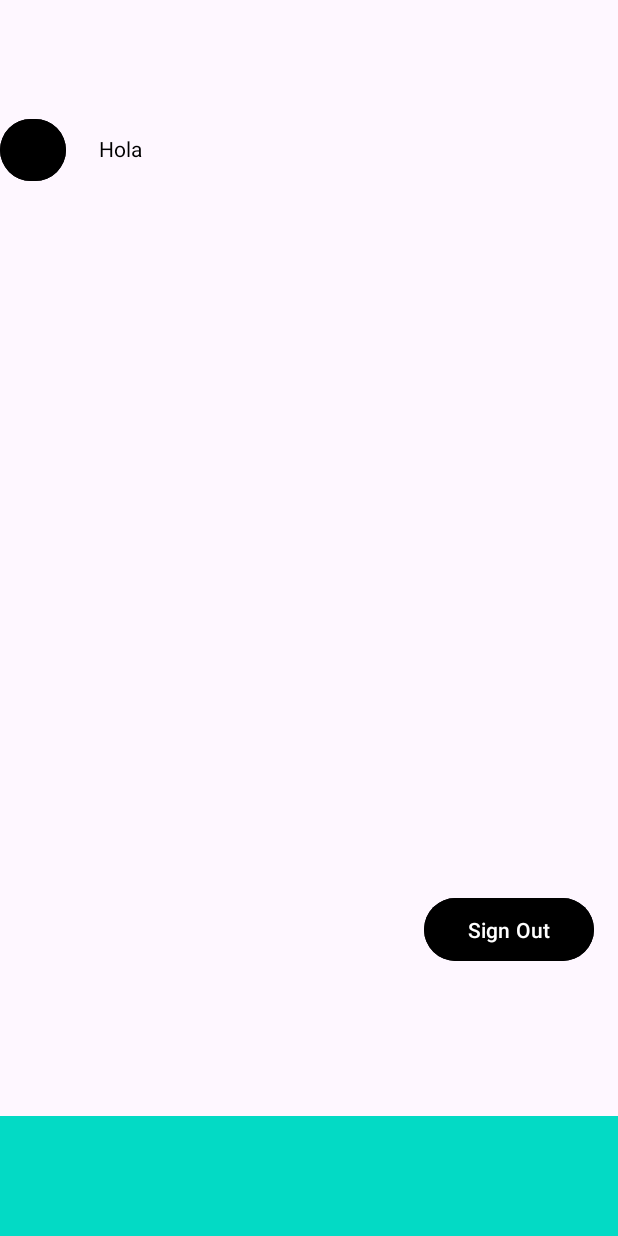
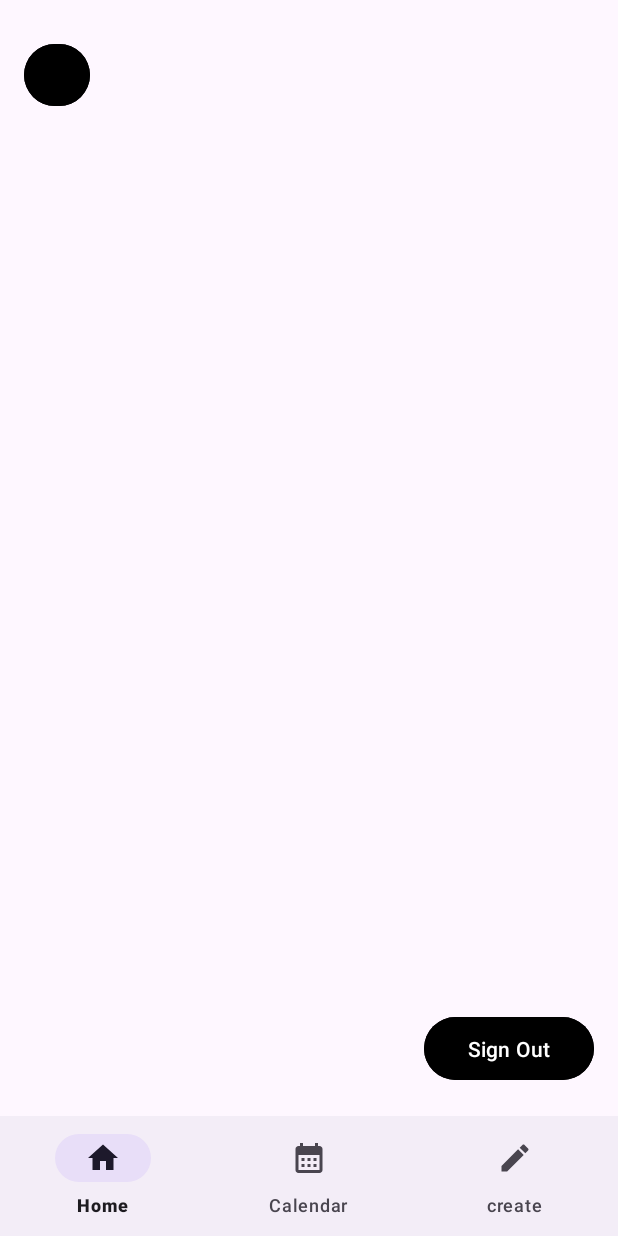
Before and after one commit to Luisw121/AndroidUf1LuisAlbertoFernandez, an Android app: the screen it shows after launch once a user with an empty profile is signed in (MainActivity), on a phone screen of 412 x 824 dp. Run offline under Robolectric (Android 15) with nearby library versions, the phone set to English and light mode, and no system bars; our stand-ins replace Firebase (no records; nobody signed in at launch, a user with empty details on screens opened directly).

Commit message:
last change

```diff
--- a/app/build.gradle
+++ b/app/build.gradle
@@ -27,6 +27,9 @@ android {
         sourceCompatibility JavaVersion.VERSION_1_8
         targetCompatibility JavaVersion.VERSION_1_8
     }
+    buildFeatures {
+        viewBinding true
+    }
 }
 
 dependencies {
--- a/app/src/main/AndroidManifest.xml
+++ b/app/src/main/AndroidManifest.xml
@@ -15,11 +15,11 @@
         <activity
             android:name=".MainActivity"
             android:exported="false"
-            android:screenOrientation="portrait"/>
+            android:screenOrientation="portrait" />
         <activity
             android:name=".SplashActivity"
-            android:theme="@style/Theme.Design.NoActionBar"
-            android:exported="true">
+            android:exported="true"
+            android:theme="@style/Theme.Design.NoActionBar">
             <intent-filter>
                 <action android:name="android.intent.action.MAIN" />
 
--- a/app/src/main/java/com/example/androiduf1luisalbertofernandez/MainActivity.java
+++ b/app/src/main/java/com/example/androiduf1luisalbertofernandez/MainActivity.java
@@ -6,11 +6,10 @@ import androidx.appcompat.app.AppCompatActivity;
 import android.os.Bundle;
 import android.view.MenuItem;
 
+import com.example.androiduf1luisalbertofernandez.databinding.ActivityMainBinding;
 import com.google.android.material.bottomnavigation.BottomNavigationView;
 
 public class MainActivity extends AppCompatActivity {
-
-
 
     @Override
     protected void onCreate(Bundle savedInstanceState) {
--- a/app/src/main/java/com/example/androiduf1luisalbertofernandez/SplashActivity.java
+++ b/app/src/main/java/com/example/androiduf1luisalbertofernandez/SplashActivity.java
@@ -2,13 +2,30 @@ package com.example.androiduf1luisalbertofernandez;
 
 import androidx.appcompat.app.AppCompatActivity;
 
+import android.annotation.SuppressLint;
 import android.content.Intent;
 import android.os.Bundle;
 import android.os.Handler;
 
 public class SplashActivity extends AppCompatActivity {
+    @Override
+    protected void onCreate(Bundle savedInstanceState) {
+        super.onCreate(savedInstanceState);
+        setContentView(R.layout.activity_splash);
 
-    @Override
+        new Handler().postDelayed(new Runnable() {
+            @Override
+            public void run() {
+                Intent intent = new Intent(SplashActivity.this, MainActivity.class);
+                startActivity(intent);
+                finish();
+            }
+        }, 1000); // Espera 5 segundos antes de iniciar la actividad MainActivity
+    }
+}
+
+/*
+ @Override
     protected void onCreate(Bundle savedInstanceState) {
         super.onCreate(savedInstanceState);
         setContentView(R.layout.activity_splash);
@@ -22,4 +39,4 @@ public class SplashActivity extends AppCompatActivity {
             }
         },1000);
     }
-}
+ */
--- a/app/src/main/java/com/example/androiduf1luisalbertofernandez/views/SignOutFragment.java
+++ b/app/src/main/java/com/example/androiduf1luisalbertofernandez/views/SignOutFragment.java
@@ -17,6 +17,7 @@ import android.view.ViewGroup;
 import android.widget.Button;
 
 import com.example.androiduf1luisalbertofernandez.R;
+import com.example.androiduf1luisalbertofernandez.databinding.ActivityMainBinding;
 import com.example.androiduf1luisalbertofernandez.viewmodel.AuthViewModel;
 import com.google.android.material.bottomnavigation.BottomNavigationView;
 import com.google.firebase.auth.FirebaseUser;
--- /dev/null
+++ b/app/src/main/res/drawable/baseline_calendar_month_24.xml
@@ -0,0 +1,5 @@
+<vector android:height="24dp" android:tint="#000000"
+    android:viewportHeight="24" android:viewportWidth="24"
+    android:width="24dp" xmlns:android="http://schemas.android.com/apk/res/android">
+    <path android:fillColor="@android:color/white" android:pathData="M19,4h-1V2h-2v2H8V2H6v2H5C3.89,4 3.01,4.9 3.01,6L3,20c0,1.1 0.89,2 2,2h14c1.1,0 2,-0.9 2,-2V6C21,4.9 20.1,4 19,4zM19,20H5V10h14V20zM9,14H7v-2h2V14zM13,14h-2v-2h2V14zM17,14h-2v-2h2V14zM9,18H7v-2h2V18zM13,18h-2v-2h2V18zM17,18h-2v-2h2V18z"/>
+</vector>
--- /dev/null
+++ b/app/src/main/res/drawable/baseline_create_24.xml
@@ -0,0 +1,5 @@
+<vector android:height="24dp" android:tint="#000000"
+    android:viewportHeight="24" android:viewportWidth="24"
+    android:width="24dp" xmlns:android="http://schemas.android.com/apk/res/android">
+    <path android:fillColor="@android:color/white" android:pathData="M3,17.25V21h3.75L17.81,9.94l-3.75,-3.75L3,17.25zM20.71,7.04c0.39,-0.39 0.39,-1.02 0,-1.41l-2.34,-2.34c-0.39,-0.39 -1.02,-0.39 -1.41,0l-1.83,1.83 3.75,3.75 1.83,-1.83z"/>
+</vector>
--- /dev/null
+++ b/app/src/main/res/drawable/baseline_home_24.xml
@@ -0,0 +1,5 @@
+<vector android:height="24dp" android:tint="#000000"
+    android:viewportHeight="24" android:viewportWidth="24"
+    android:width="24dp" xmlns:android="http://schemas.android.com/apk/res/android">
+    <path android:fillColor="@android:color/white" android:pathData="M10,20v-6h4v6h5v-8h3L12,3 2,12h3v8z"/>
+</vector>
--- a/app/src/main/res/layout/fragment_sign_out.xml
+++ b/app/src/main/res/layout/fragment_sign_out.xml
@@ -1,5 +1,5 @@
 <?xml version="1.0" encoding="utf-8"?>
-<RelativeLayout xmlns:android="http://schemas.android.com/apk/res/android"
+<androidx.constraintlayout.widget.ConstraintLayout xmlns:android="http://schemas.android.com/apk/res/android"
     xmlns:app="http://schemas.android.com/apk/res-auto"
     xmlns:tools="http://schemas.android.com/tools"
     android:layout_width="match_parent"
@@ -7,39 +7,10 @@
     tools:context=".views.SignOutFragment">
 
 
-
-
-    <FrameLayout
-        android:id="@+id/frame_layout"
-        android:layout_width="match_parent"
-        android:layout_height="67dp"
-        android:layout_alignParentTop="true"
-        />
-
-
-    <TextView
-        android:id="@+id/textosuperior"
-        android:layout_width="51dp"
-        android:layout_height="39dp"
-        android:layout_below="@+id/frame_layout"
-        android:layout_alignParentEnd="true"
-        android:layout_marginStart="10dp"
-        android:layout_marginTop="12dp"
-        android:layout_marginEnd="306dp"
-        android:layout_toEndOf="@+id/perfil"
-        android:gravity="center"
-        android:text="Hola"
-        android:textColor="@color/black"
-        app:layout_constraintBottom_toBottomOf="parent"
-        app:layout_constraintEnd_toEndOf="parent"
-        app:layout_constraintTop_toTopOf="parent"
-        app:layout_constraintVertical_bias="0.043" />
-
     <Button
         android:id="@+id/perfil"
         android:layout_width="44dp"
         android:layout_height="49dp"
-        android:layout_below="@+id/frame_layout"
         android:layout_marginTop="8dp"
         android:backgroundTint="@color/black"
         app:layout_constraintBottom_toBottomOf="parent"
@@ -53,12 +24,11 @@
         android:id="@+id/signOutBtn"
         android:layout_width="113dp"
         android:layout_height="50dp"
-        android:layout_below="@+id/frame_layout"
         android:layout_alignParentEnd="true"
-        android:layout_marginStart="24dp"
-        android:layout_marginTop="527dp"
+        android:layout_marginStart="245dp"
+        android:layout_marginTop="567dp"
         android:layout_marginEnd="16dp"
-        android:layout_marginBottom="340dp"
+        android:layout_marginBottom="100dp"
         android:backgroundTint="@color/black"
         android:text="Sign Out"
         android:textColor="@color/white"
@@ -67,19 +37,27 @@
         app:layout_constraintHorizontal_bias="1.0"
         app:layout_constraintStart_toStartOf="parent" />
 
+    <FrameLayout
+        android:id="@+id/fragment_layout"
+        android:layout_width="0dp"
+        android:layout_height="0dp"
+        app:layout_constraintBottom_toTopOf="@+id/bottomNavigationView"
+        app:layout_constraintEnd_toEndOf="parent"
+        app:layout_constraintHorizontal_bias="1.0"
+        app:layout_constraintStart_toStartOf="parent"
+        app:layout_constraintTop_toTopOf="parent"
+        app:layout_constraintVertical_bias="0.0">
+
+    </FrameLayout>
+
     <com.google.android.material.bottomnavigation.BottomNavigationView
-        android:id="@+id/bottom_navigation"
+        android:id="@+id/bottomNavigationView"
         android:layout_width="match_parent"
         android:layout_height="wrap_content"
-        android:layout_alignParentStart="true"
-        android:layout_alignParentEnd="true"
-        android:layout_alignParentBottom="true"
-        android:elevation="8dp"
-        app:menu="@menu/bottom_navigation"
-        android:layout_alignParentLeft="true"
-        android:layout_alignParentRight="true"
-        app:labelVisibilityMode="selected"
-        style="@style/BottomNavigation" />
-        />
+        app:layout_constraintBottom_toBottomOf="parent"
+        app:layout_constraintEnd_toEndOf="parent"
+        app:layout_constraintStart_toStartOf="parent"
+        app:menu="@menu/bottom_nav_menu"/>
 
-</RelativeLayout>
+
+</androidx.constraintlayout.widget.ConstraintLayout>
--- /dev/null
+++ b/app/src/main/res/menu/bottom_nav_menu.xml
@@ -0,0 +1,16 @@
+<?xml version="1.0" encoding="utf-8"?>
+<menu xmlns:android="http://schemas.android.com/apk/res/android">
+    <item
+        android:icon="@drawable/baseline_home_24"
+        android:title="Home"
+        android:id="@+id/Home"
+        />
+    <item
+        android:icon="@drawable/baseline_calendar_month_24"
+        android:title="Calendar"
+        android:id="@+id/Calendar"/>
+    <item
+        android:icon="@drawable/baseline_create_24"
+        android:title="create"
+        android:id="@+id/create"/>
+</menu>
--- a/app/src/main/res/menu/bottom_navigation.xml
+++ /dev/null
@@ -1,3 +0,0 @@
-<?xml version="1.0" encoding="utf-8"?>
-<menu xmlns:android="http://schemas.android.com/apk/res/android">
-</menu>
```
